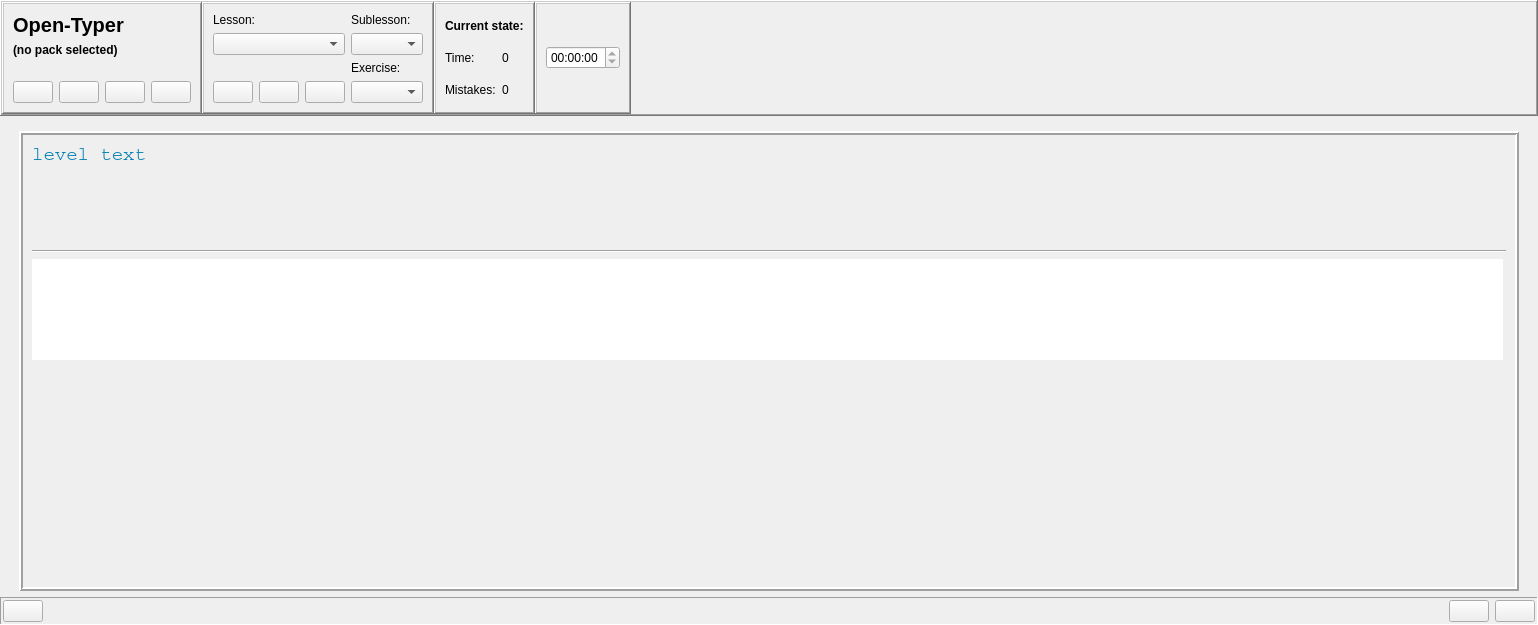
First picture: the form in ui/opentyper.ui, repository Open-Typer/Open-Typer, before the edit.
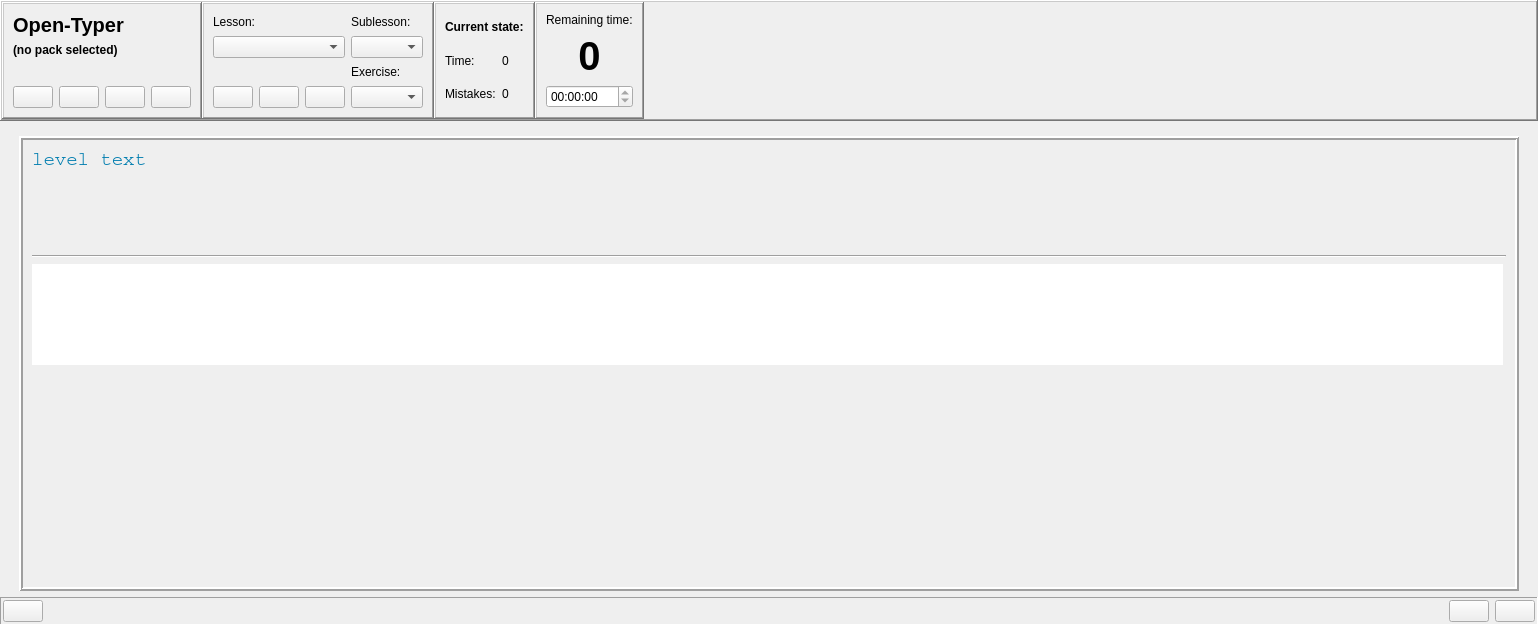
Second picture: the form after the edit. Icons and pictures are not drawn. Custom widgets are drawn as their Qt base class.

Commit message:
ui: opentyper: Add remaining time and countdown label
* for timed exercises

The edit to the form file:
```diff
--- a/ui/opentyper.ui
+++ b/ui/opentyper.ui
@@ -646,13 +646,45 @@
                 <enum>QFrame::Raised</enum>
                </property>
                <layout class="QGridLayout" name="gridLayout_6">
-                <item row="0" column="0">
+                <item row="2" column="0" alignment="Qt::AlignBottom">
                  <widget class="QTimeEdit" name="timedExTime">
                   <property name="readOnly">
                    <bool>true</bool>
                   </property>
                  </widget>
                 </item>
+                <item row="0" column="0" alignment="Qt::AlignBottom">
+                 <widget class="QLabel" name="timedExRemainingLabel">
+                  <property name="sizePolicy">
+                   <sizepolicy hsizetype="Preferred" vsizetype="Fixed">
+                    <horstretch>0</horstretch>
+                    <verstretch>0</verstretch>
+                   </sizepolicy>
+                  </property>
+                  <property name="text">
+                   <string>Remaining time:</string>
+                  </property>
+                 </widget>
+                </item>
+                <item row="1" column="0">
+                 <widget class="QLabel" name="timedExCountdownLabel">
+                  <property name="font">
+                   <font>
+                    <pointsize>30</pointsize>
+                    <weight>75</weight>
+                    <italic>false</italic>
+                    <bold>true</bold>
+                    <underline>false</underline>
+                   </font>
+                  </property>
+                  <property name="text">
+                   <string notr="true">0</string>
+                  </property>
+                  <property name="alignment">
+                   <set>Qt::AlignCenter</set>
+                  </property>
+                 </widget>
+                </item>
                </layout>
               </widget>
              </item>
```
